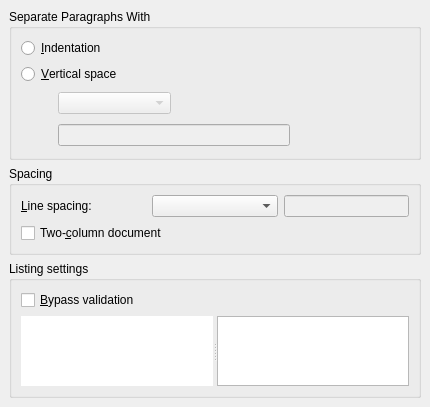
Above: src/frontends/qt4/ui/TextLayoutUi.ui from rpavlik/lyx-lucid-backport before the change. Below: the same form after it.
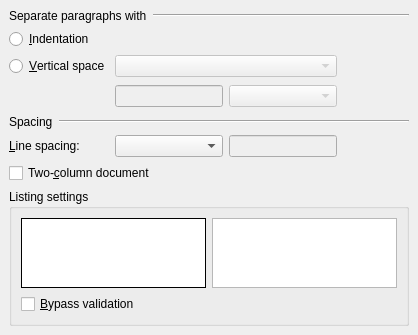
That is the form after the change. Custom widgets are drawn as their Qt base class.

What changed in the file:
```diff
--- a/src/frontends/qt4/ui/TextLayoutUi.ui
+++ b/src/frontends/qt4/ui/TextLayoutUi.ui
@@ -5,25 +5,13 @@
    <rect>
     <x>0</x>
     <y>0</y>
-    <width>415</width>
-    <height>398</height>
+    <width>418</width>
+    <height>328</height>
    </rect>
   </property>
   <property name="windowTitle" >
    <string/>
   </property>
-  <layout class="QVBoxLayout" >
-   <property name="margin" >
-    <number>9</number>
-   </property>
-   <property name="spacing" >
-    <number>6</number>
-   </property>
-   <item>
-    <widget class="QGroupBox" name="ButtonGroup6" >
-     <property name="title" >
-      <string>Separate Paragraphs With</string>
-     </property>
      <layout class="QGridLayout" >
       <property name="margin" >
        <number>9</number>
@@ -31,111 +19,42 @@
       <property name="spacing" >
        <number>6</number>
       </property>
-      <item row="2" column="1" >
-       <widget class="QComboBox" name="skipCO" >
-        <property name="enabled" >
-         <bool>false</bool>
-        </property>
-       </widget>
-      </item>
-      <item row="2" column="2" colspan="2" >
-       <spacer>
-        <property name="orientation" >
-         <enum>Qt::Horizontal</enum>
-        </property>
-        <property name="sizeType" >
-         <enum>QSizePolicy::Expanding</enum>
-        </property>
-        <property name="sizeHint" >
-         <size>
-          <width>178</width>
-          <height>22</height>
-         </size>
-        </property>
-       </spacer>
-      </item>
-      <item row="3" column="3" >
-       <widget class="LengthCombo" native="1" name="skipLengthCO" >
-        <property name="enabled" >
-         <bool>false</bool>
-        </property>
-       </widget>
-      </item>
-      <item row="3" column="1" colspan="2" >
-       <widget class="QLineEdit" name="skipLE" >
-        <property name="enabled" >
-         <bool>false</bool>
-        </property>
-        <property name="sizePolicy" >
-         <sizepolicy>
-          <hsizetype>1</hsizetype>
-          <vsizetype>0</vsizetype>
-          <horstretch>0</horstretch>
-          <verstretch>0</verstretch>
-         </sizepolicy>
-        </property>
-       </widget>
-      </item>
-      <item rowspan="2" row="2" column="0" >
-       <spacer>
-        <property name="orientation" >
-         <enum>Qt::Horizontal</enum>
-        </property>
-        <property name="sizeType" >
-         <enum>QSizePolicy::Fixed</enum>
-        </property>
-        <property name="sizeHint" >
-         <size>
-          <width>31</width>
-          <height>58</height>
-         </size>
-        </property>
-       </spacer>
-      </item>
-      <item row="1" column="0" colspan="4" >
-       <widget class="QRadioButton" name="skipRB" >
-        <property name="toolTip" >
-         <string/>
-        </property>
-        <property name="text" >
-         <string>&amp;Vertical space</string>
-        </property>
-       </widget>
-      </item>
-      <item row="0" column="0" colspan="4" >
-       <widget class="QRadioButton" name="indentRB" >
-        <property name="toolTip" >
-         <string>Indent consecutive paragraphs</string>
-        </property>
-        <property name="text" >
-         <string>&amp;Indentation</string>
-        </property>
-       </widget>
-      </item>
-     </layout>
-    </widget>
-   </item>
+   <item row="4" column="0" colspan="4" >
+    <layout class="QHBoxLayout" >
+     <property name="margin" >
+      <number>0</number>
+     </property>
+     <property name="spacing" >
+      <number>6</number>
+     </property>
    <item>
-    <widget class="QGroupBox" name="groupBox" >
-     <property name="title" >
+      <widget class="QLabel" name="label" >
+       <property name="text" >
       <string>Spacing</string>
      </property>
-     <layout class="QVBoxLayout" >
-      <property name="margin" >
-       <number>9</number>
-      </property>
-      <property name="spacing" >
-       <number>6</number>
-      </property>
+      </widget>
+     </item>
       <item>
-       <layout class="QVBoxLayout" >
-        <property name="margin" >
-         <number>0</number>
-        </property>
-        <property name="spacing" >
-         <number>6</number>
-        </property>
-        <item>
+      <widget class="QFrame" name="frame" >
+       <property name="sizePolicy" >
+        <sizepolicy>
+         <hsizetype>7</hsizetype>
+         <vsizetype>0</vsizetype>
+         <horstretch>0</horstretch>
+         <verstretch>0</verstretch>
+        </sizepolicy>
+       </property>
+       <property name="frameShape" >
+        <enum>QFrame::HLine</enum>
+       </property>
+       <property name="frameShadow" >
+        <enum>QFrame::Sunken</enum>
+       </property>
+      </widget>
+     </item>
+    </layout>
+   </item>
+   <item row="0" column="0" colspan="4" >
          <layout class="QHBoxLayout" >
           <property name="margin" >
            <number>0</number>
@@ -144,63 +63,33 @@
            <number>6</number>
           </property>
           <item>
-           <widget class="QLabel" name="lspacingL" >
+      <widget class="QLabel" name="label_2" >
             <property name="text" >
-             <string>&amp;Line spacing:</string>
-            </property>
-            <property name="buddy" >
-             <cstring>lspacingCO</cstring>
-            </property>
+        <string>Separate paragraphs with</string>
+       </property>
            </widget>
           </item>
           <item>
-           <widget class="QComboBox" name="lspacingCO" >
+      <widget class="QFrame" name="frame_2" >
             <property name="sizePolicy" >
              <sizepolicy>
-              <hsizetype>5</hsizetype>
+         <hsizetype>7</hsizetype>
               <vsizetype>0</vsizetype>
               <horstretch>0</horstretch>
               <verstretch>0</verstretch>
              </sizepolicy>
             </property>
-            <property name="duplicatesEnabled" >
-             <bool>false</bool>
-            </property>
-           </widget>
-          </item>
-          <item>
-           <widget class="QLineEdit" name="lspacingLE" >
-            <property name="enabled" >
-             <bool>false</bool>
-            </property>
-            <property name="sizePolicy" >
-             <sizepolicy>
-              <hsizetype>1</hsizetype>
-              <vsizetype>0</vsizetype>
-              <horstretch>0</horstretch>
-              <verstretch>0</verstretch>
-             </sizepolicy>
-            </property>
+       <property name="frameShape" >
+        <enum>QFrame::HLine</enum>
+       </property>
+       <property name="frameShadow" >
+        <enum>QFrame::Sunken</enum>
+       </property>
            </widget>
           </item>
          </layout>
         </item>
-        <item>
-         <widget class="QCheckBox" name="twoColumnCB" >
-          <property name="toolTip" >
-           <string>Format text into two columns</string>
-          </property>
-          <property name="text" >
-           <string>Two-&amp;column document</string>
-          </property>
-         </widget>
-        </item>
-       </layout>
-      </item>
-     </layout>
-    </widget>
-   </item>
-   <item>
+   <item row="7" column="0" colspan="4" >
     <widget class="QGroupBox" name="listingsGB" >
      <property name="sizePolicy" >
       <sizepolicy>
@@ -222,14 +111,17 @@
      <property name="title" >
       <string>Listing settings</string>
      </property>
-     <layout class="QVBoxLayout" >
+     <property name="flat" >
+      <bool>true</bool>
+     </property>
+     <layout class="QGridLayout" >
       <property name="margin" >
        <number>9</number>
       </property>
       <property name="spacing" >
        <number>6</number>
       </property>
-      <item>
+      <item row="1" column="0" >
        <widget class="QCheckBox" name="bypassCB" >
         <property name="toolTip" >
          <string>Check it to enter parameters that are not recognizable by LyX</string>
@@ -239,15 +131,11 @@
         </property>
        </widget>
       </item>
-      <item>
-       <widget class="QSplitter" name="splitter" >
-        <property name="orientation" >
-         <enum>Qt::Horizontal</enum>
-        </property>
+      <item row="0" column="0" >
         <widget class="QTextBrowser" name="listingsTB" >
          <property name="sizePolicy" >
           <sizepolicy>
-           <hsizetype>7</hsizetype>
+          <hsizetype>5</hsizetype>
            <vsizetype>7</vsizetype>
            <horstretch>0</horstretch>
            <verstretch>0</verstretch>
@@ -260,34 +148,32 @@
           <bool>false</bool>
          </property>
          <property name="frameShape" >
-          <enum>QFrame::NoFrame</enum>
+         <enum>QFrame::Box</enum>
          </property>
          <property name="frameShadow" >
           <enum>QFrame::Plain</enum>
          </property>
-         <property name="lineWidth" >
-          <number>0</number>
-         </property>
          <property name="acceptRichText" >
           <bool>false</bool>
          </property>
         </widget>
+      </item>
+      <item row="0" column="1" >
         <widget class="QTextEdit" name="listingsED" >
          <property name="sizePolicy" >
           <sizepolicy>
-           <hsizetype>7</hsizetype>
+          <hsizetype>5</hsizetype>
            <vsizetype>7</vsizetype>
            <horstretch>0</horstretch>
            <verstretch>0</verstretch>
           </sizepolicy>
          </property>
         </widget>
-       </widget>
       </item>
      </layout>
     </widget>
    </item>
-   <item>
+   <item row="8" column="0" colspan="4" >
     <spacer>
      <property name="orientation" >
       <enum>Qt::Vertical</enum>
@@ -297,18 +183,146 @@
      </property>
      <property name="sizeHint" >
       <size>
-       <width>412</width>
+       <width>400</width>
        <height>16</height>
       </size>
      </property>
     </spacer>
    </item>
+   <item row="3" column="3" >
+    <spacer>
+     <property name="orientation" >
+      <enum>Qt::Horizontal</enum>
+     </property>
+     <property name="sizeType" >
+      <enum>QSizePolicy::Expanding</enum>
+     </property>
+     <property name="sizeHint" >
+      <size>
+       <width>31</width>
+       <height>26</height>
+      </size>
+     </property>
+    </spacer>
+   </item>
+   <item row="5" column="3" >
+    <spacer>
+     <property name="orientation" >
+      <enum>Qt::Horizontal</enum>
+     </property>
+     <property name="sizeHint" >
+      <size>
+       <width>40</width>
+       <height>20</height>
+      </size>
+     </property>
+    </spacer>
+   </item>
+   <item row="6" column="0" colspan="4" >
+    <widget class="QCheckBox" name="twoColumnCB" >
+     <property name="toolTip" >
+      <string>Format text into two columns</string>
+     </property>
+     <property name="text" >
+      <string>Two-&amp;column document</string>
+     </property>
+    </widget>
+   </item>
+   <item row="2" column="0" >
+    <widget class="QRadioButton" name="skipRB" >
+     <property name="toolTip" >
+      <string/>
+     </property>
+     <property name="text" >
+      <string>&amp;Vertical space</string>
+     </property>
+    </widget>
+   </item>
+   <item row="1" column="0" >
+    <widget class="QRadioButton" name="indentRB" >
+     <property name="toolTip" >
+      <string>Indent consecutive paragraphs</string>
+     </property>
+     <property name="text" >
+      <string>&amp;Indentation</string>
+     </property>
+    </widget>
+   </item>
+   <item row="2" column="1" colspan="2" >
+    <widget class="QComboBox" name="skipCO" >
+     <property name="enabled" >
+      <bool>false</bool>
+     </property>
+    </widget>
+   </item>
+   <item row="3" column="1" >
+    <widget class="QLineEdit" name="skipLE" >
+     <property name="enabled" >
+      <bool>false</bool>
+     </property>
+     <property name="sizePolicy" >
+      <sizepolicy>
+       <hsizetype>1</hsizetype>
+       <vsizetype>0</vsizetype>
+       <horstretch>0</horstretch>
+       <verstretch>0</verstretch>
+      </sizepolicy>
+     </property>
+    </widget>
+   </item>
+   <item row="3" column="2" >
+    <widget class="LengthCombo" name="skipLengthCO" >
+     <property name="enabled" >
+      <bool>false</bool>
+     </property>
+    </widget>
+   </item>
+   <item row="5" column="2" >
+    <widget class="QLineEdit" name="lspacingLE" >
+     <property name="enabled" >
+      <bool>false</bool>
+     </property>
+     <property name="sizePolicy" >
+      <sizepolicy>
+       <hsizetype>1</hsizetype>
+       <vsizetype>0</vsizetype>
+       <horstretch>0</horstretch>
+       <verstretch>0</verstretch>
+      </sizepolicy>
+     </property>
+    </widget>
+   </item>
+   <item row="5" column="1" >
+    <widget class="QComboBox" name="lspacingCO" >
+     <property name="sizePolicy" >
+      <sizepolicy>
+       <hsizetype>5</hsizetype>
+       <vsizetype>0</vsizetype>
+       <horstretch>0</horstretch>
+       <verstretch>0</verstretch>
+      </sizepolicy>
+     </property>
+     <property name="duplicatesEnabled" >
+      <bool>false</bool>
+     </property>
+    </widget>
+   </item>
+   <item row="5" column="0" >
+    <widget class="QLabel" name="lspacingL" >
+     <property name="text" >
+      <string>&amp;Line spacing:</string>
+     </property>
+     <property name="buddy" >
+      <cstring>lspacingCO</cstring>
+     </property>
+    </widget>
+   </item>
   </layout>
  </widget>
  <customwidgets>
   <customwidget>
    <class>LengthCombo</class>
-   <extends>QWidget</extends>
+   <extends>QComboBox</extends>
    <header>LengthCombo.h</header>
   </customwidget>
  </customwidgets>
```
Left out of the diff: 5 changed lines with no effect on the pictures. Lines whose indentation alone changed are shown as unchanged.
